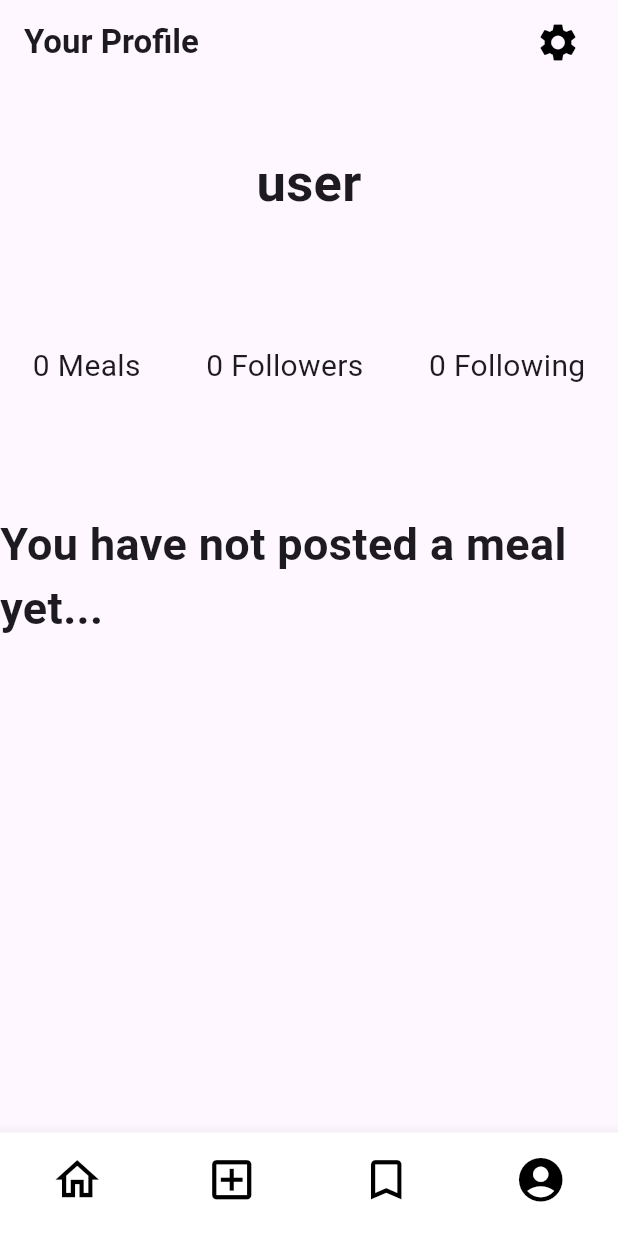
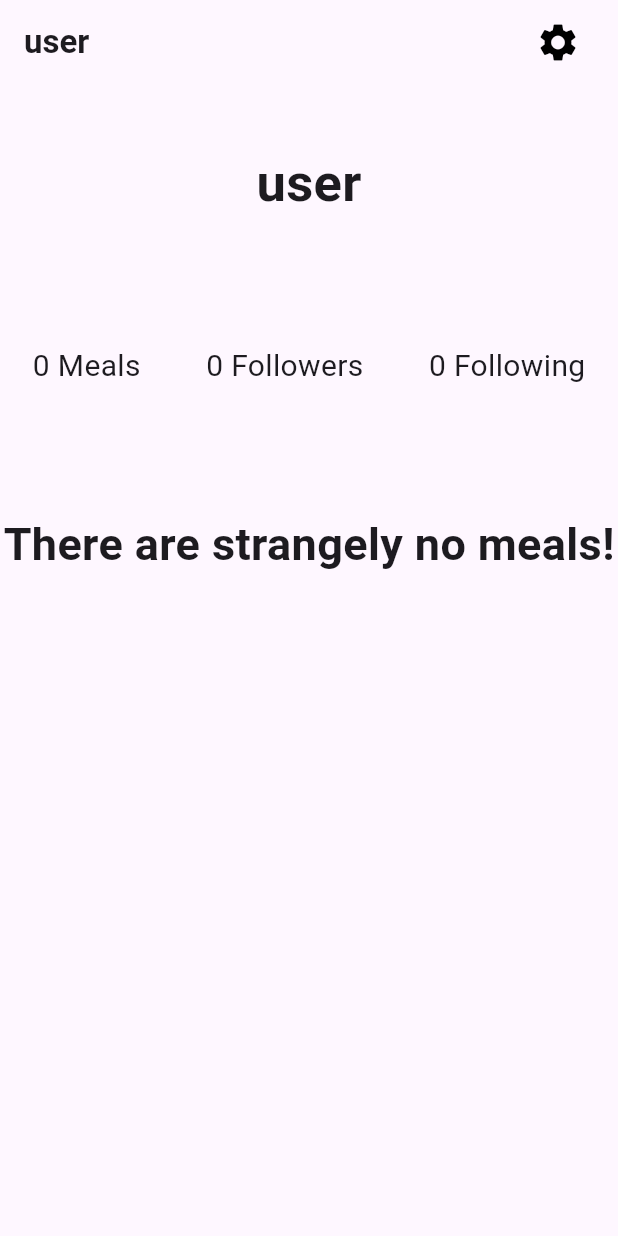
Before and after one commit to BonApp-Food-Social-Media/BonAppMobile, a Flutter app: the ProfileScreen screen opened directly with sample values from the repository, on a phone screen of 412 x 824 dp. Run offline on Flutter 3.47's test engine with Material 3 defaults, Android fonts, the phone set to English and light mode, and no system bars; our stand-ins replace image_picker; accounts and stored records are empty; statements that could not run were skipped.

Commit message:
feat and fix: combined both profiles (personal and profile of foodblogger)

```diff
--- a/lib/global_widgets/custom_navigation_bar.dart
+++ b/lib/global_widgets/custom_navigation_bar.dart
@@ -1,11 +1,11 @@
 import 'package:bon_app_mobile/singleton/active_user_singleton.dart';
 import 'package:flutter/material.dart';
 
-import '../models/user_model.dart';
-import '../screens/favorites/favorites.dart';
-import '../screens/main/home_page.dart';
-import '../screens/new_meals/new_meal.dart';
-import '../screens/personal_profile/profile.dart';
+import 'package:bon_app_mobile/models/user_model.dart';
+import 'package:bon_app_mobile/screens/favorites/favorites.dart';
+import 'package:bon_app_mobile/screens/main/home_page.dart';
+import 'package:bon_app_mobile/screens/new_meals/new_meal.dart';
+import 'package:bon_app_mobile/screens/personal_profile/profile.dart';
 
 class CustomNavigationBar extends StatefulWidget {
   const CustomNavigationBar({super.key, required this.initialIndexOfScreen});
@@ -78,7 +78,7 @@ class _CustomNavigationBarState extends State<CustomNavigationBar> {
         Navigator.pushReplacement(
           context,
           MaterialPageRoute(
-            builder: (context) => ProfileScreen(user: activeUser!,),
+            builder: (context) => ProfileScreen(user: activeUser!, isPersonalProfile: true, showBackButton: false,),
           ),
         );
         break;
--- a/lib/screens/main/widgets/food_court.dart
+++ b/lib/screens/main/widgets/food_court.dart
@@ -21,12 +21,6 @@ class FoodCourtScreen extends StatefulWidget {
 class _FoodCourtScreenState extends State<FoodCourtScreen> {
   List<FoodModel>? meals = FoodListSingleton().foodsList;
 
-  @override
-  void initState() {
-    // TODO: implement initState
-    super.initState();
-
-  }
 
   @override
   Widget build(BuildContext context) {
--- a/lib/screens/personal_profile/profile.dart
+++ b/lib/screens/personal_profile/profile.dart
@@ -1,18 +1,27 @@
 import 'package:bon_app_mobile/global_widgets/meal_list_profile_favorite.dart';
 import 'package:bon_app_mobile/screens/personal_profile/settings.dart';
 import 'package:flutter/material.dart';
-import '../../global_widgets/custom_navigation_bar.dart';
-import '../../models/food_model.dart';
-import '../../models/user_model.dart';
-import '../../singleton/food_list_singleton.dart';
+import 'package:bon_app_mobile/global_widgets/custom_navigation_bar.dart';
+import 'package:bon_app_mobile/models/food_model.dart';
+import 'package:bon_app_mobile/models/user_model.dart';
+import 'package:bon_app_mobile/singleton/food_list_singleton.dart';
 
 class ProfileScreen extends StatefulWidget {
-  const ProfileScreen({super.key, required this.user});
+  const ProfileScreen({
+    super.key,
+    required this.user,
+    required this.isPersonalProfile,
+    required this.showBackButton,
+  });
 
   final User user;
+  final bool isPersonalProfile;
+  final bool showBackButton;
 
   @override
-  _ProfileScreenState createState() => _ProfileScreenState();
+  State<StatefulWidget> createState() {
+    return _ProfileScreenState();
+  }
 }
 
 class _ProfileScreenState extends State<ProfileScreen> {
@@ -36,12 +45,16 @@ class _ProfileScreenState extends State<ProfileScreen> {
         title: Row(
           mainAxisAlignment: MainAxisAlignment.spaceBetween,
           children: [
-            const Text(
-              "Your Profile",
-              style: TextStyle(
+            if(widget.showBackButton)
+              IconButton(onPressed: () {Navigator.pop(context);}, icon: const Icon(Icons.arrow_back)),
+            Text(
+              widget.isPersonalProfile ?
+              "Your Profile" : widget.user.username,
+              style: const TextStyle(
                 fontWeight: FontWeight.bold,
               ),
             ),
+            if(!widget.showBackButton)
               IconButton(
                 onPressed: () {
                   Navigator.pushReplacement(
@@ -104,10 +117,12 @@ class _ProfileScreenState extends State<ProfileScreen> {
             ),
             _mealsMade.isNotEmpty
                 ? MealListProfileFavorite(foodList: _mealsMade)
-                : const Center(
+                : Center(
                     child: Text(
-                      "You have not posted a meal yet...",
-                      style: TextStyle(
+                      widget.isPersonalProfile
+                          ? "You have not posted a meal yet..."
+                          : "There are strangely no meals!",
+                      style: const TextStyle(
                         fontSize: 30,
                         fontWeight: FontWeight.bold,
                       ),
@@ -116,8 +131,9 @@ class _ProfileScreenState extends State<ProfileScreen> {
           ],
         ),
       ),
-      bottomNavigationBar: const CustomNavigationBar(initialIndexOfScreen: 3),
+      bottomNavigationBar: widget.isPersonalProfile
+          ? const CustomNavigationBar(initialIndexOfScreen: 3)
+          : null,
     );
   }
 }
-//TODO implement
```
Also changed, not shown: lib/screens/auth/login.dart (+14 -9 lines), lib/screens/main/widgets/meal_main.dart (+17 -4 lines), lib/screens/new_meals/new_meal.dart (+7 -5 lines). Lines whose indentation alone changed are shown as unchanged.
